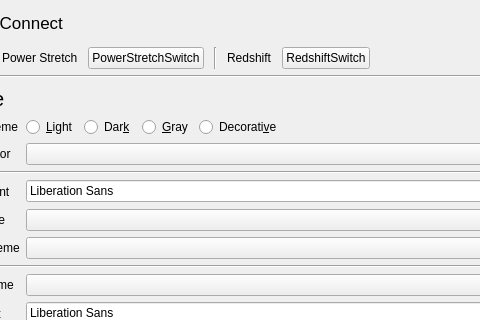
The window that shell/infopanedropdown.ui (vicr123/theshell) describes before a commit, drawn with Qt 5; both pictures show x 502 to 982 and y 0 to 320 of the 1201 by 835 pixel window.
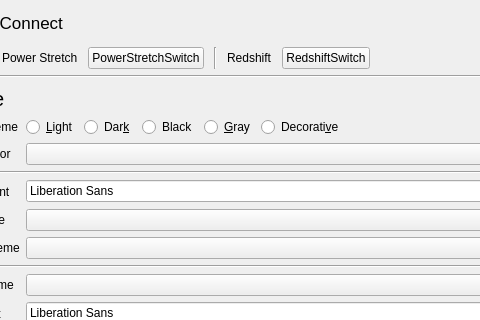
The same window after the commit. The open tabs and pages were chosen to show the change. Icons and pictures are not drawn. Custom widgets are drawn as their Qt base class.

The edit to the form file:
```diff
--- a/shell/infopanedropdown.ui
+++ b/shell/infopanedropdown.ui
@@ -3062,6 +3062,13 @@
                    </property>
                   </widget>
                  </item>
+                 <item>
+                  <widget class="QRadioButton" name="blackColorThemeRadio">
+                   <property name="text">
+                    <string>Black</string>
+                   </property>
+                  </widget>
+                 </item>
                  <item>
                   <widget class="QRadioButton" name="grayColorThemeRadio">
                    <property name="text">
```
Left out of the diff: 14 changed lines with no effect on the pictures.
